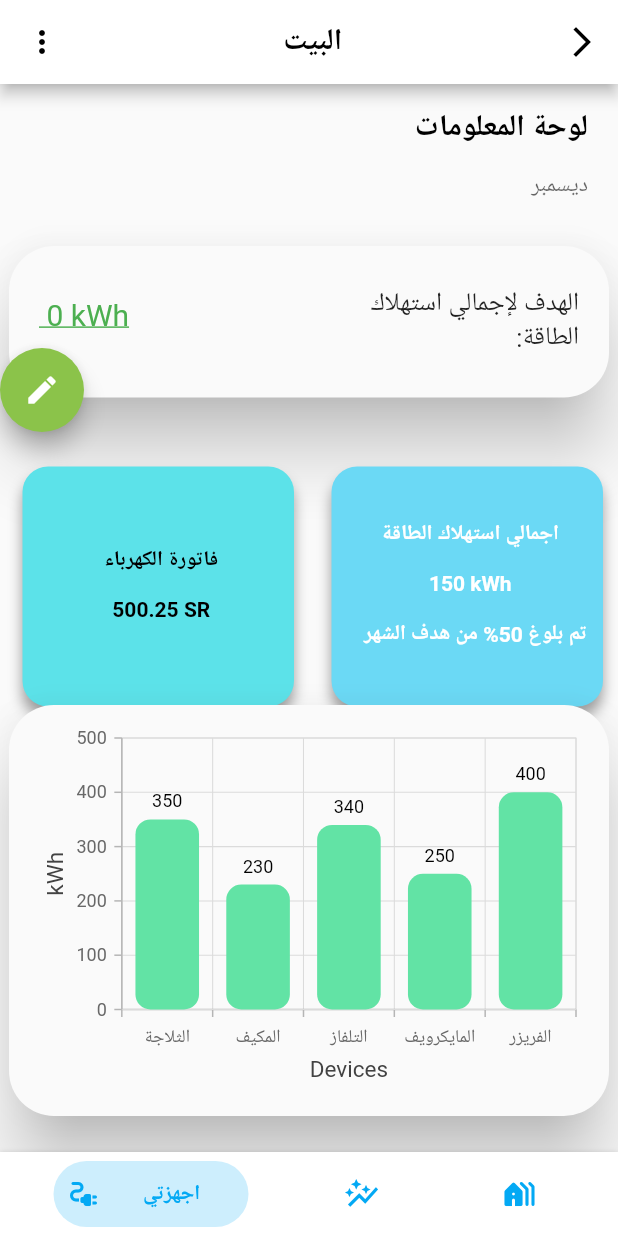
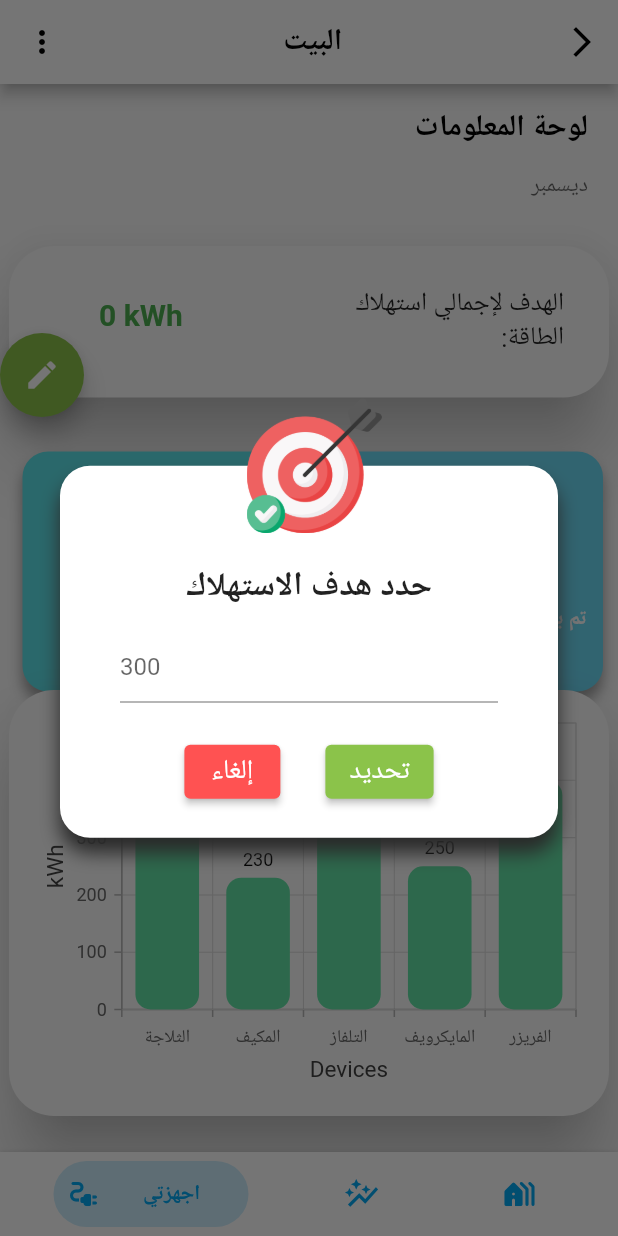
Before and after one commit to reemswe/rashd, a Flutter app: the dashboard screen opened directly, after a tap on the "edit" icon, on a phone screen of 412 x 824 dp. Run offline on Flutter 3.47's test engine with Material 2 defaults, Android fonts, the phone set to English and light mode, and no system bars; drawn by our look-alikes of bottom_navy_bar; our stand-ins replace cloud_firestore, firebase_core, syncfusion_flutter_charts, toggle_switch; accounts and stored records are empty.

Commit message:
edit goal UI enhancements

```diff
--- a/lib/dashboard.dart
+++ b/lib/dashboard.dart
@@ -30,6 +30,8 @@ class _dashboardState extends State<dashboard> {
     'اكتوبر',
     'ديسمبر'
   ];
+  String userGoal = '0';
+  final _formKey = GlobalKey<FormState>();
   List text = [
     [
       'فاتورة الكهرباء\n\n500.25 SR',
@@ -56,7 +58,6 @@ class _dashboardState extends State<dashboard> {
 
   var date = DateTime.now();
   var formatted = '';
-  String userGoal = '0';
 
   @override
   void initState() {
@@ -271,7 +272,7 @@ class _dashboardState extends State<dashboard> {
                           textAlign: TextAlign.right,
                           decoration: InputDecoration(
                             suffixIcon: const Padding(
-                                padding: EdgeInsets.only(right: 20),
+                                padding: EdgeInsets.only(right: 30),
                                 child: Text(
                                   'الهدف لإجمالي استهلاك \n :الطاقة',
                                   textAlign: TextAlign.right,
@@ -291,38 +292,33 @@ class _dashboardState extends State<dashboard> {
                                     color: Color.fromARGB(0, 158, 158, 158))),
                             enabledBorder: OutlineInputBorder(
                                 borderRadius: BorderRadius.circular(30.0),
-                                borderSide: BorderSide(
+                                borderSide: const BorderSide(
                                     color: Color.fromARGB(0, 189, 189, 189))),
                             prefixIcon: Padding(
                               padding: const EdgeInsets.only(
-                                    left: 20, top: 8, right: 0),
-                                child: InkWell(
+                                  left: 60, top: 8, right: 0),
                               child: Text(
-                                    ' $userGoal kWh',
+                                '$userGoal kWh',
                                 style: const TextStyle(
                                     fontSize: 20,
-                                        decoration: TextDecoration.underline,
+                                    fontWeight: FontWeight.bold,
+                                    // decoration: TextDecoration.underline,
                                     color: Colors.green),
                               ),
-                                  onTap: () {
-                                    // navigate to set goal or popup window
-                                    // Navigator.push(
-
-                                    // context,
-                                    // MaterialPageRoute(
-                                    //     builder: (context) => const Goal()),
-                                    // );
-                                  },
-                                )),
+                            ),
                           ),
                         ))),
                 Container(
-                    margin: const EdgeInsets.fromLTRB(0, 80, 0, 0),
+                    margin: const EdgeInsets.fromLTRB(0, 70, 0, 0),
                     child: FloatingActionButton(
                         backgroundColor: Colors.lightGreen,
                         child: const Icon(Icons.edit),
                         onPressed: () {
-                          dialog();
+                          showDialog(
+                              context: context,
+                              builder: (BuildContext context) {
+                                return dialog();
+                              });
                         }))
               ]),
               //change
@@ -511,49 +507,91 @@ class _dashboardState extends State<dashboard> {
               borderRadius: BorderRadius.circular(20),
               boxShadow: const [
                 BoxShadow(
-                    color: Colors.black, offset: Offset(0, 10), blurRadius: 10),
+                    color: Color.fromARGB(255, 41, 41, 41),
+                    offset: Offset(0, 10),
+                    blurRadius: 10),
               ]),
           child: Column(
             mainAxisSize: MainAxisSize.min,
             children: <Widget>[
               const Text(
-                '1',
+                'حدد هدف الاستهلاك',
                 style: TextStyle(fontSize: 22, fontWeight: FontWeight.w600),
               ),
               const SizedBox(
                 height: 15,
               ),
-              const Text(
-                'widget.descriptions',
-                style: TextStyle(fontSize: 14),
-                textAlign: TextAlign.center,
-              ),
+              Padding(
+                  padding: const EdgeInsets.fromLTRB(20, 0, 20, 0),
+                  child: Form(
+                      key: _formKey,
+                      child: TextFormField(
+                        keyboardType: TextInputType.number,
+                        maxLines: 1,
+                        decoration: const InputDecoration(
+                            hintText: '300',
+                            suffixText: 'kWh',
+                            suffixStyle: TextStyle(color: Colors.black)),
+                        validator: (value) {
+                          if (value!.isEmpty) {
+                            return 'الرجاء تحديد هدف';
+                          } else {
+                            return null;
+                          }
+                        },
+                      ))),
               const SizedBox(
                 height: 22,
               ),
-              Align(
-                alignment: Alignment.bottomRight,
-                child: ElevatedButton(
+              Row(
+                mainAxisAlignment: MainAxisAlignment.center,
+                children: [
+                  ElevatedButton(
+                      style: ButtonStyle(
+                          backgroundColor: MaterialStateProperty.all<Color>(
+                              Colors.redAccent)),
                       onPressed: () {
                         Navigator.of(context).pop();
                       },
                       child: const Text(
-                      'widget.text',
+                        'إلغاء',
                         style: TextStyle(fontSize: 18),
                       )),
+                  const SizedBox(
+                    height: 10,
+                    width: 30,
+                  ),
+                  ElevatedButton(
+                      style: ButtonStyle(
+                          backgroundColor: MaterialStateProperty.all<Color>(
+                              Colors.lightGreen)),
+                      onPressed: () {
+                        if (_formKey.currentState!.validate()) {
+                          Navigator.of(context).pop();
+                        }
+                      },
+                      child: const Text(
+                        'تحديد',
+                        style: TextStyle(fontSize: 18),
+                      )),
+                ],
               ),
             ],
           ),
         ),
         Positioned(
-          left: 20,
+          left: 27,
           right: 20,
           child: CircleAvatar(
             backgroundColor: Colors.transparent,
             radius: 45,
             child: ClipRRect(
                 borderRadius: const BorderRadius.all(Radius.circular(45)),
-                child: Image.asset('lib/icons/goal.png')),
+                child: Image.asset(
+                  'lib/icons/goal.png',
+                  width: 150,
+                  height: 120,
+                )),
           ),
         ),
       ],
```
Lines whose indentation alone changed are shown as unchanged.
